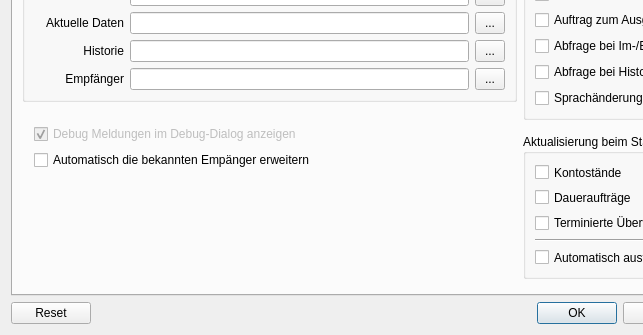
This is src/dialogs/dialogsettings.ui in schmufu/abtransfers as Qt 5 draws it before an edit; both pictures show x 0 to 643 and y 125 to 460 of the 800 by 460 pixel window. The edited form follows.
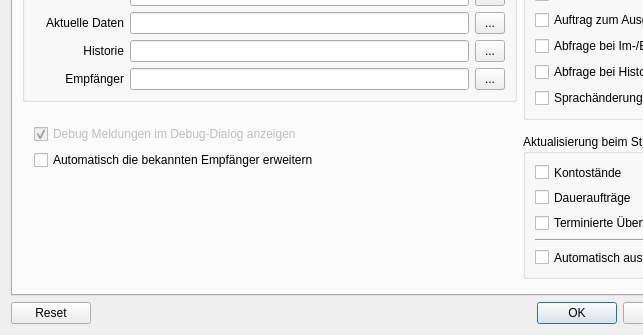
This is the edited form. The open tabs and pages were chosen to show the change. Icons and pictures are not drawn.

Commit message: corrected spelling error in dialogsettings.ui

What changed in the file:
```diff
--- a/src/dialogs/dialogsettings.ui
+++ b/src/dialogs/dialogsettings.ui
@@ -300,7 +300,7 @@
 hinzugefügt.</string>
                </property>
                <property name="text">
-                <string>Automatisch die bekannten Empänger erweitern</string>
+                <string>Automatisch die bekannten Empfänger erweitern</string>
                </property>
               </widget>
              </item>
```
Left out of the diff: 2 changed lines with no effect on the pictures.
